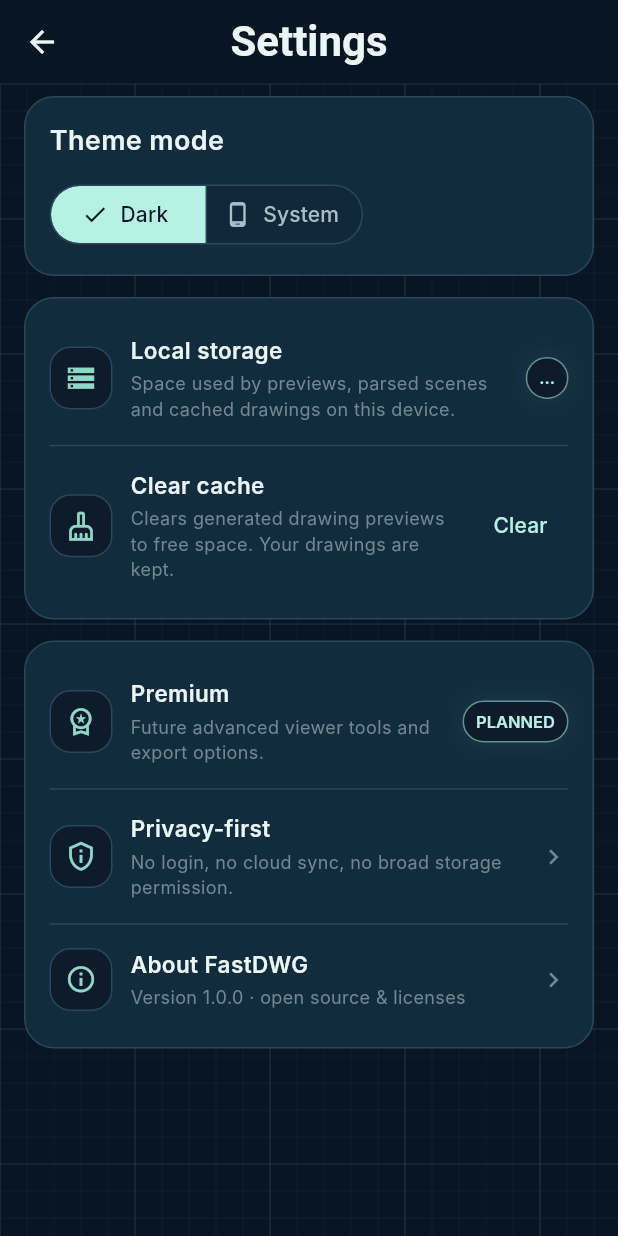
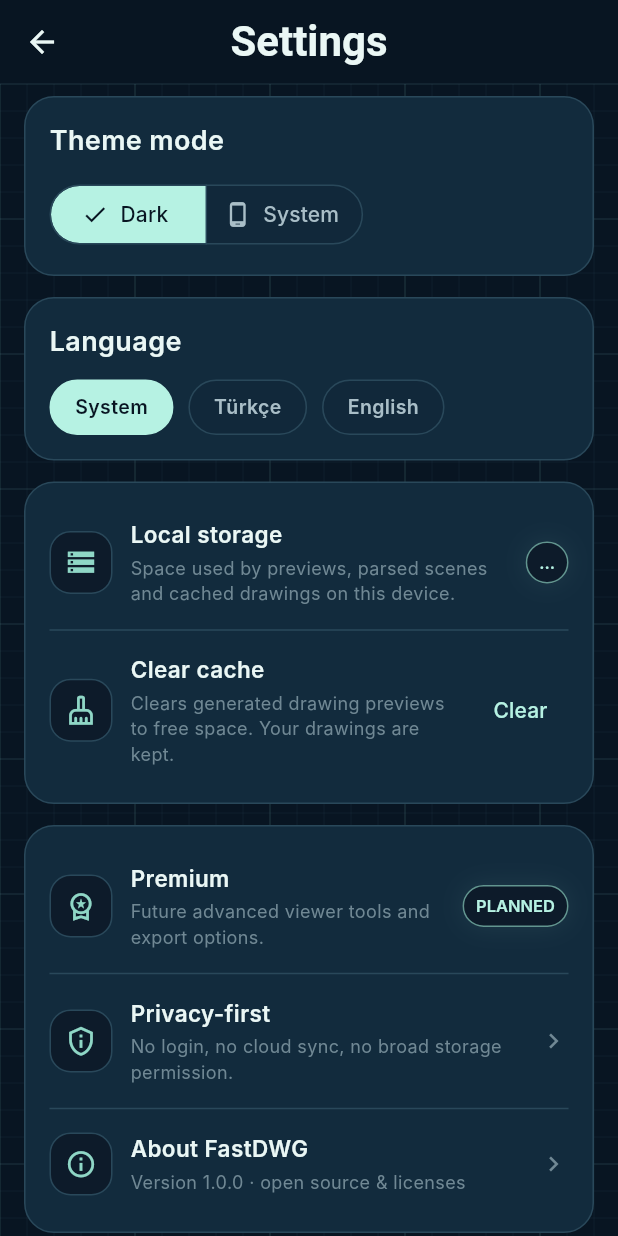
Before and after one commit to ozcansonmez40-cloud/fastdwg, a Flutter app: the screen it shows after launch, item 3 of the bottom bar chosen, after a tap on "Dark", on a phone screen of 412 x 824 dp. Run offline on Flutter 3.47's test engine with Material 3 defaults, Android fonts, the phone set to English and light mode, and no system bars; our stand-ins replace file_picker, pdf, share_plus, shared_preferences; Roboto replaces fonts that are missing (Inter).

Commit message:
Manual language override in Settings (System / Türkçe / English)
Persisted in AppSettings; l10n helper checks the override before the
device locale, and updateLanguage applies it immediately.

Co-Authored-By: Claude Fable 5 <noreply@anthropic.com>

```diff
--- a/lib/core/l10n/l10n.dart
+++ b/lib/core/l10n/l10n.dart
@@ -1,10 +1,19 @@
 import 'dart:ui' as ui;
 
-/// True when the device language is Turkish.
-bool get isTurkish =>
-    ui.PlatformDispatcher.instance.locale.languageCode.toLowerCase() == 'tr';
+/// Manual override from Settings: 'system' (default), 'tr' or 'en'.
+/// Set by AppController when settings load/change.
+String appLanguage = 'system';
 
-/// Tiny two-language helper: Turkish phones get [trText], everyone else [en].
+/// True when the UI should be Turkish: manual choice first, else the
+/// device language.
+bool get isTurkish {
+  if (appLanguage == 'tr') return true;
+  if (appLanguage == 'en') return false;
+  return ui.PlatformDispatcher.instance.locale.languageCode.toLowerCase() ==
+      'tr';
+}
+
+/// Tiny two-language helper: Turkish UI gets [trText], everyone else [en].
 /// The app has exactly two audiences today; a full ARB/intl pipeline can
 /// replace this the day a third language is needed.
 String tr(String en, String trText) => isTurkish ? trText : en;
--- a/lib/data/models/app_settings.dart
+++ b/lib/data/models/app_settings.dart
@@ -11,6 +11,7 @@ class AppSettings {
     this.viewerBgWhite = false,
     this.viewerMonochrome = false,
     this.viewerLineWeights = true,
+    this.language = 'system',
   });
 
   final ThemeMode themeMode;
@@ -25,6 +26,9 @@ class AppSettings {
   final bool viewerMonochrome;
   final bool viewerLineWeights;
 
+  /// UI language: 'system' (follow device), 'tr' or 'en'.
+  final String language;
+
   AppSettings copyWith({
     ThemeMode? themeMode,
     bool? hasPremium,
@@ -33,6 +37,7 @@ class AppSettings {
     bool? viewerBgWhite,
     bool? viewerMonochrome,
     bool? viewerLineWeights,
+    String? language,
   }) {
     return AppSettings(
       themeMode: themeMode ?? this.themeMode,
@@ -42,6 +47,7 @@ class AppSettings {
       viewerBgWhite: viewerBgWhite ?? this.viewerBgWhite,
       viewerMonochrome: viewerMonochrome ?? this.viewerMonochrome,
       viewerLineWeights: viewerLineWeights ?? this.viewerLineWeights,
+      language: language ?? this.language,
     );
   }
 
@@ -54,6 +60,7 @@ class AppSettings {
       'viewerBgWhite': viewerBgWhite,
       'viewerMonochrome': viewerMonochrome,
       'viewerLineWeights': viewerLineWeights,
+      'language': language,
     };
   }
 
@@ -69,6 +76,7 @@ class AppSettings {
       viewerBgWhite: map['viewerBgWhite'] as bool? ?? false,
       viewerMonochrome: map['viewerMonochrome'] as bool? ?? false,
       viewerLineWeights: map['viewerLineWeights'] as bool? ?? true,
+      language: map['language'] as String? ?? 'system',
     );
   }
 
--- a/lib/features/app/app_controller.dart
+++ b/lib/features/app/app_controller.dart
@@ -2,6 +2,8 @@ import 'dart:io';
 
 import 'package:flutter/material.dart';
 import 'package:path_provider/path_provider.dart';
+
+import '../../core/l10n/l10n.dart';
 
 import '../../data/models/app_settings.dart';
 import '../../data/models/recent_file.dart';
@@ -56,6 +58,7 @@ class AppController extends ChangeNotifier {
 
   Future<void> load() async {
     _settings = _settingsRepository.loadSettings();
+    appLanguage = _settings.language;
     _recentFiles = _recentFilesRepository.loadRecentFiles();
     // Backfill sizes for entries saved before size tracking (or whose intent
     // payload lacked one) so every recents row shows its MB.
@@ -204,6 +207,15 @@ class AppController extends ChangeNotifier {
     notifyListeners();
   }
 
+  /// 'system', 'tr' or 'en' — takes effect immediately (widgets rebuild via
+  /// notifyListeners and read the l10n override).
+  Future<void> updateLanguage(String language) async {
+    _settings = _settings.copyWith(language: language);
+    appLanguage = language;
+    await _settingsRepository.saveSettings(_settings);
+    notifyListeners();
+  }
+
   Future<void> updateThemeMode(ThemeMode themeMode) async {
     _settings = _settings.copyWith(themeMode: themeMode);
     await _settingsRepository.saveSettings(_settings);
--- a/lib/features/settings/settings_screen.dart
+++ b/lib/features/settings/settings_screen.dart
@@ -105,6 +105,32 @@ class _SettingsScreenState extends State<SettingsScreen> {
             const SizedBox(height: 14),
             CadPanel(
               child: Column(
+                crossAxisAlignment: CrossAxisAlignment.start,
+                children: [
+                  _SectionTitle(tr('Language', 'Dil')),
+                  const SizedBox(height: 12),
+                  Wrap(
+                    spacing: 10,
+                    runSpacing: 10,
+                    children: [
+                      for (final (code, label) in const [
+                        ('system', null), // label resolved below (localized)
+                        ('tr', 'Türkçe'),
+                        ('en', 'English'),
+                      ])
+                        _LanguageChip(
+                          label: label ?? tr('System', 'Sistem'),
+                          selected: controller.settings.language == code,
+                          onTap: () => controller.updateLanguage(code),
+                        ),
+                    ],
+                  ),
+                ],
+              ),
+            ),
+            const SizedBox(height: 14),
+            CadPanel(
+              child: Column(
                 children: [
                   _SettingsTile(
                     icon: Icons.storage_outlined,
@@ -190,6 +216,44 @@ class _SettingsScreenState extends State<SettingsScreen> {
               ),
             ),
           ],
+        ),
+      ),
+    );
+  }
+}
+
+class _LanguageChip extends StatelessWidget {
+  const _LanguageChip({
+    required this.label,
+    required this.selected,
+    required this.onTap,
+  });
+
+  final String label;
+  final bool selected;
+  final VoidCallback onTap;
+
+  @override
+  Widget build(BuildContext context) {
+    return InkWell(
+      borderRadius: BorderRadius.circular(20),
+      onTap: onTap,
+      child: Container(
+        padding: const EdgeInsets.symmetric(horizontal: 16, vertical: 8),
+        decoration: BoxDecoration(
+          color: selected ? AppColors.accentPrimary : AppColors.surface1,
+          borderRadius: BorderRadius.circular(20),
+          border: Border.all(
+            color: selected ? AppColors.accentPrimary : AppColors.border,
+          ),
+        ),
+        child: Text(
+          label,
+          style: TextStyle(
+            color: selected ? AppColors.bgDeep : AppColors.textSecondary,
+            fontSize: 13,
+            fontWeight: FontWeight.w600,
+          ),
         ),
       ),
     );
```
